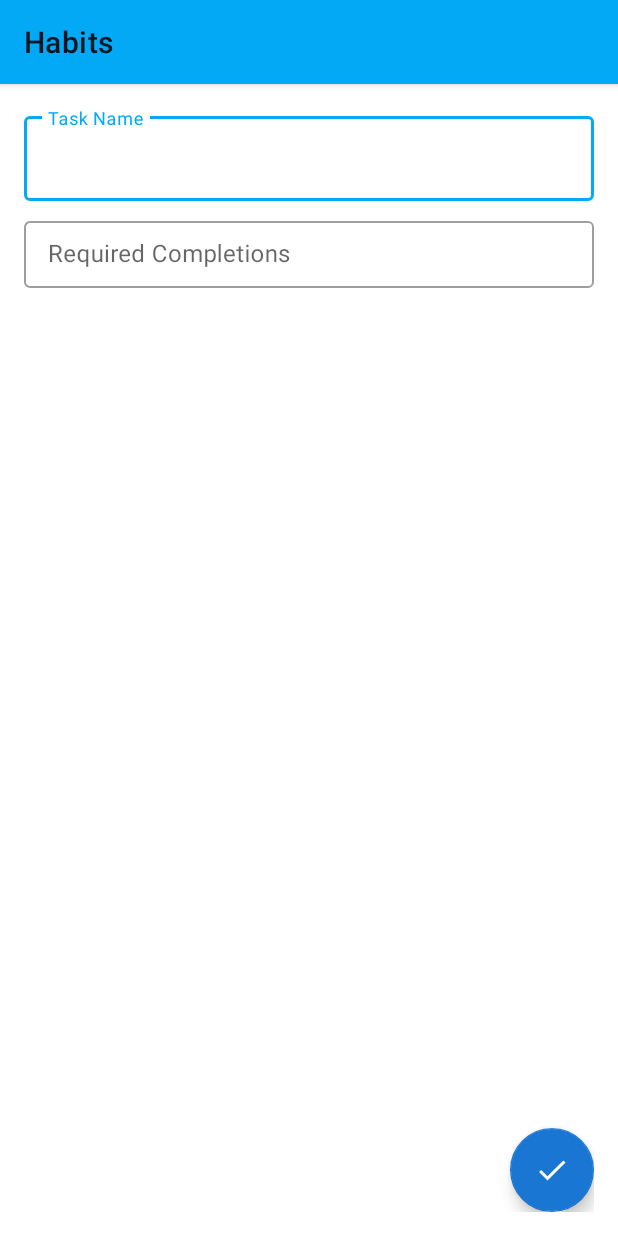
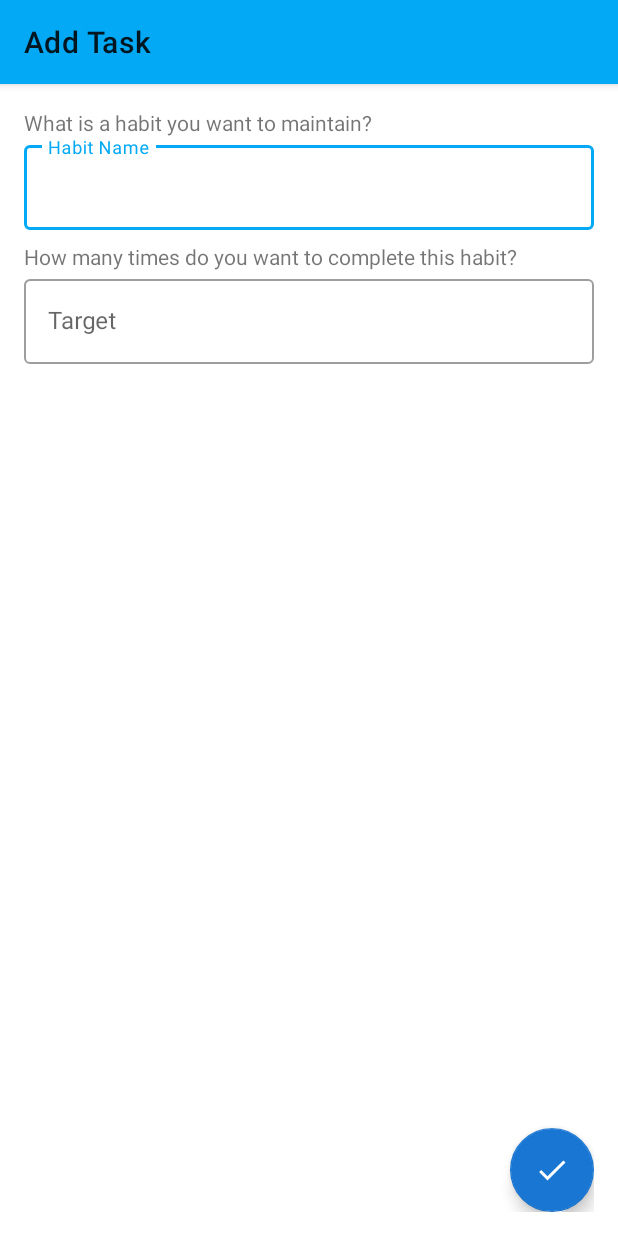
Before and after one commit to fareed-ah/Habits, an Android app: the screen it shows after launch (AddHabitActivity), after a tap on an icon or button, on a phone screen of 412 x 824 dp. Run offline under Robolectric (Android 15) with nearby library versions, the phone set to English and light mode, and no system bars; our stand-ins replace Dagger/Hilt's generated code, Room's generated code, RxJava, data binding.

Commit message:
Refactor some typos

```diff
--- a/Habits/app/src/main/java/com/android/habits/MainActivity.kt
+++ b/Habits/app/src/main/java/com/android/habits/MainActivity.kt
@@ -13,6 +13,6 @@ class MainActivity : AppCompatActivity() {
     override fun onCreate(savedInstanceState: Bundle?) {
         super.onCreate(savedInstanceState)
         setContentView(R.layout.activity_main)
-        title = "Tasks"
+        title = "Habits"
     }
 }
--- a/Habits/app/src/main/java/com/android/habits/ui/habitlist/AddHabitActivity.kt
+++ b/Habits/app/src/main/java/com/android/habits/ui/habitlist/AddHabitActivity.kt
@@ -24,6 +24,7 @@ class AddHabitActivity : AppCompatActivity() {
         binding = DataBindingUtil.setContentView(this, R.layout.activity_add_habit)
 
         binding.submitFab.setOnClickListener { switchToHabitListScreen() }
+        setTitle("Add Task")
     }
 
     private fun switchToHabitListScreen() {
--- a/Habits/app/src/main/res/layout/activity_add_habit.xml
+++ b/Habits/app/src/main/res/layout/activity_add_habit.xml
@@ -12,38 +12,49 @@
                 android:layout_width="match_parent"
                 android:layout_height="match_parent">
 
+                <com.google.android.material.textview.MaterialTextView
+                    android:layout_width="match_parent"
+                    android:layout_height="wrap_content"
+                    android:id="@+id/taskNamePrompt"
+                    android:text="What is a habit you want to maintain?"/>
+
                 <com.google.android.material.textfield.TextInputLayout
                     android:id="@+id/habitNameLayout"
                     style="@style/Widget.MaterialComponents.TextInputLayout.OutlinedBox"
                     android:layout_width="match_parent"
                     android:layout_height="wrap_content"
                     android:layout_marginBottom="8dp"
-                    android:hint="Task Name"
-                    app:layout_constraintBottom_toTopOf="@id/habitAmountLayout"
-                    app:layout_constraintEnd_toEndOf="parent"
-                    app:layout_constraintStart_toStartOf="parent"
-                    app:layout_constraintTop_toTopOf="parent">
+                    android:layout_below="@id/taskNamePrompt"
+                    android:hint="Habit Name">
 
                     <com.google.android.material.textfield.TextInputEditText
                         android:id="@+id/habitName"
+                        android:inputType="text"
                         android:layout_width="match_parent"
                         android:layout_height="wrap_content" />
 
                 </com.google.android.material.textfield.TextInputLayout>
+
+                <com.google.android.material.textview.MaterialTextView
+                    android:layout_width="match_parent"
+                    android:layout_height="wrap_content"
+                    android:id="@+id/taskTargetPrompt"
+                    android:layout_below="@id/habitNameLayout"
+                    android:text="How many times do you want to complete this habit?"/>
 
                 <com.google.android.material.textfield.TextInputLayout
                     android:id="@+id/habitAmountLayout"
                     style="@style/Widget.MaterialComponents.TextInputLayout.OutlinedBox"
                     android:layout_width="match_parent"
                     android:layout_height="wrap_content"
-                    android:layout_below="@+id/habitNameLayout"
-                    android:layout_marginBottom="616dp"
-                    android:hint="Required Completions"
+                    android:layout_below="@+id/taskTargetPrompt"
+                    android:hint="Target"
                     app:layout_constraintTop_toBottomOf="@+id/habitNameLayout">
 
                     <com.google.android.material.textfield.TextInputEditText
                         android:id="@+id/habitAmount"
                         android:layout_width="match_parent"
+                        android:inputType="number"
                         android:layout_height="wrap_content" />
 
                 </com.google.android.material.textfield.TextInputLayout>
```
